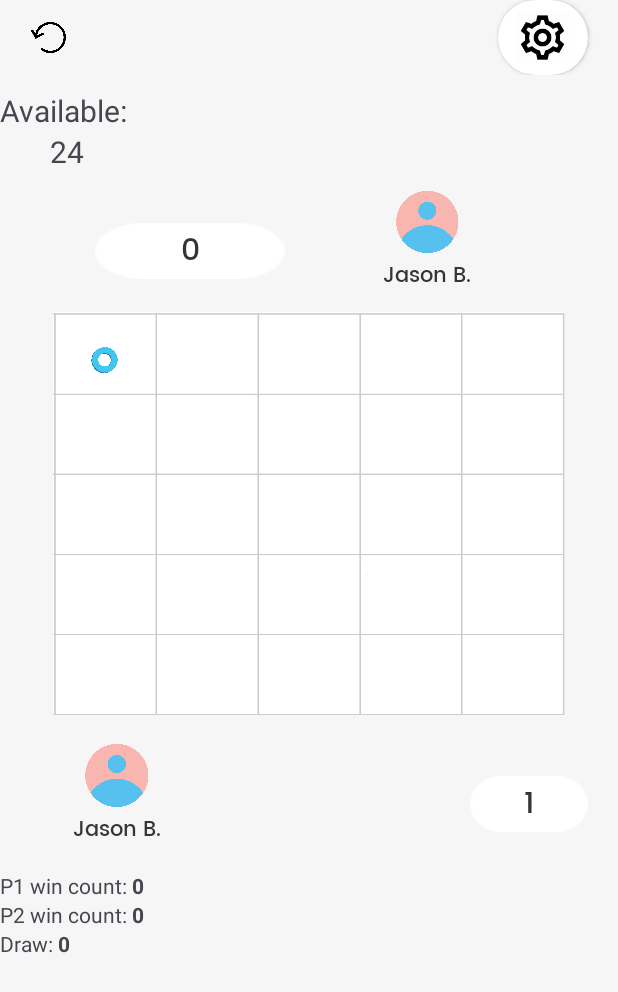
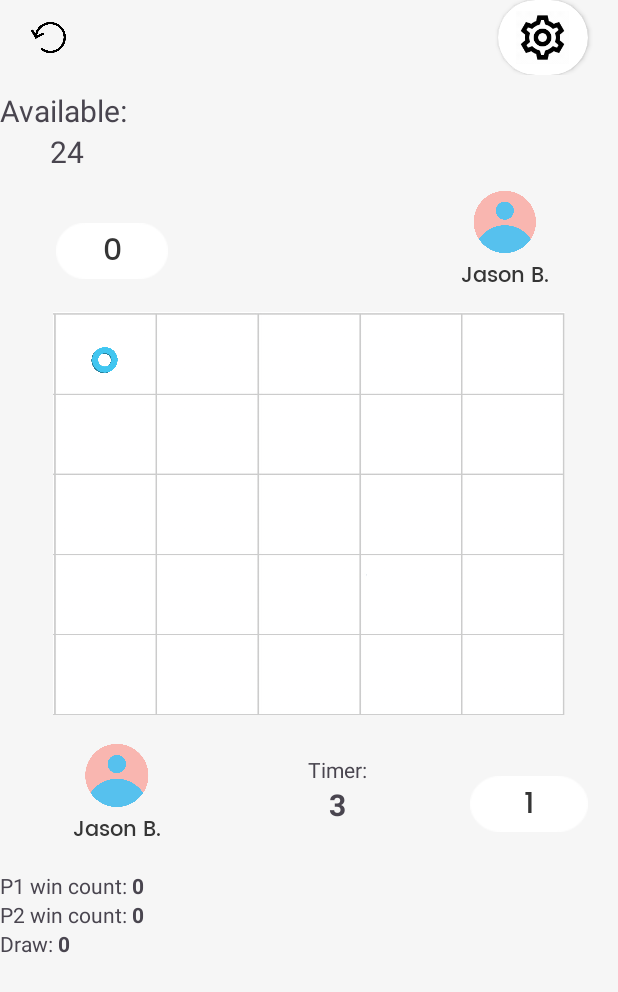
Before and after one commit to Terris711/MAD_Assignment1, an Android app: the InGameActivity screen opened directly, with no data from a screen before it, after a tap on an icon or button, on a phone screen of 412 x 824 dp. Shown: the top 992 px of the screen. Run offline under Robolectric (Android 15) with nearby library versions, the phone set to English and light mode, and no system bars; 1 statement that could not run was skipped; 1 other tap on this screen came first.

Commit message:
implementing timer functionality

```diff
--- a/app/src/main/java/com/example/tictactoe/BoardChoosingAcitivity.java
+++ b/app/src/main/java/com/example/tictactoe/BoardChoosingAcitivity.java
@@ -6,13 +6,14 @@
 import android.content.Intent;
 import android.os.Bundle;
 import android.view.View;
+import android.view.ViewGroup;
 import android.widget.Button;
+import android.widget.ImageView;
 import android.widget.RadioButton;
 import android.widget.RadioGroup;
 
 public class BoardChoosingAcitivity extends AppCompatActivity {
     static final String BOARD_SIZE_KEY = "BOARD_SIZE";
-
     @Override
     protected void onCreate(Bundle savedInstanceState) {
         super.onCreate(savedInstanceState);
--- a/app/src/main/java/com/example/tictactoe/GameStateViewModel.java
+++ b/app/src/main/java/com/example/tictactoe/GameStateViewModel.java
@@ -41,7 +41,7 @@
         return res;
     }
 
-    private void swapTurn() {
+    public void swapTurn() {
         Turn turn = liveTurn.getValue();
         turn = (turn == Turn.X) ? Turn.O : Turn.X;
         liveTurn.setValue(turn);
--- a/app/src/main/java/com/example/tictactoe/InGameActivity.java
+++ b/app/src/main/java/com/example/tictactoe/InGameActivity.java
@@ -11,16 +11,21 @@
 import android.graphics.Color;
 import android.graphics.drawable.ColorDrawable;
 import android.os.Bundle;
+import android.os.CountDownTimer;
 import android.view.View;
+import android.view.ViewGroup;
 import android.widget.Button;
 import android.widget.ImageView;
 import android.widget.TextView;
 
+import org.w3c.dom.Text;
 
 
 public class InGameActivity extends AppCompatActivity {
     BoardGameFragment gridFragment;
     GameStateViewModel liveData;
+    private CountDownTimer currentTimer;
+
     @Override
     protected void onCreate(Bundle savedInstanceState) {
         super.onCreate(savedInstanceState);
@@ -36,8 +41,54 @@
         setAvailableMoveListener();
         setUndoListener();
         setGameStatsListener();
+        setTimerListener();
     }
 
+    private void setTimerListener() {
+        liveData.liveTurn.observe(this, new Observer<Turn>() {
+            @Override
+            public void onChanged(Turn turn) {
+                ViewGroup linearO = findViewById(R.id.timer_o);
+                ViewGroup linearX = findViewById(R.id.timer_x);
+
+                TextView tvO = findViewById(R.id.count_down_number_o);
+                TextView tvX = findViewById(R.id.count_down_number_x);
+
+                // Cancel the current timer if it's already running
+                if (currentTimer != null) {
+                    currentTimer.cancel();
+                }
+
+                if (turn == Turn.O) {
+                    linearX.setVisibility(View.INVISIBLE);
+                    linearO.setVisibility(View.VISIBLE);
+                    currentTimer = new CountDownTimer(5000, 1000) {
+
+                        public void onTick(long millisUntilFinished) {
+                            tvO.setText(Integer.toString((int) millisUntilFinished / 1000));
+                        }
+
+                        public void onFinish() {
+                            liveData.swapTurn();
+                        }
+                    }.start();
+                } else {
+                    linearO.setVisibility(View.INVISIBLE);
+                    linearX.setVisibility(View.VISIBLE);
+                    currentTimer = new CountDownTimer(5000, 1000) {
+
+                        public void onTick(long millisUntilFinished) {
+                            tvX.setText(Integer.toString((int) millisUntilFinished / 1000));
+                        }
+
+                        public void onFinish() {
+                            liveData.swapTurn();
+                        }
+                    }.start();
+                }
+            }
+        });
+    }
 
 
     private void setUndoListener() {
--- a/app/src/main/res/layout/activity_board_choosing_acitivity.xml
+++ b/app/src/main/res/layout/activity_board_choosing_acitivity.xml
@@ -1,5 +1,6 @@
 <?xml version="1.0" encoding="utf-8"?>
 <androidx.constraintlayout.widget.ConstraintLayout xmlns:android="http://schemas.android.com/apk/res/android"
+    android:id="@+id/parent_123"
     xmlns:app="http://schemas.android.com/apk/res-auto"
     xmlns:tools="http://schemas.android.com/tools"
     android:layout_width="match_parent"
--- a/app/src/main/res/layout/activity_in_game.xml
+++ b/app/src/main/res/layout/activity_in_game.xml
@@ -110,6 +110,28 @@
                 android:textColor="#353535"
                 android:textSize="20dp"></TextView>
         </LinearLayout>
+        <LinearLayout
+            android:id="@+id/timer_o"
+            android:layout_width="0dp"
+            android:layout_height="match_parent"
+            android:layout_weight="4.5"
+            android:gravity="center"
+
+            android:orientation="vertical">
+            <TextView
+                android:layout_width="wrap_content"
+                android:layout_height="wrap_content"
+                android:text="Timer:"
+                ></TextView>
+            <TextView
+                android:id="@+id/count_down_number_o"
+                android:layout_width="wrap_content"
+                android:layout_height="wrap_content"
+                android:textStyle="bold"
+                android:textSize="20dp"
+                android:text="0"/>
+        </LinearLayout>
+
 
         <LinearLayout
             android:layout_width="0dp"
@@ -242,10 +264,27 @@
         </LinearLayout>
 
 
-        <View
+        <LinearLayout
+            android:id="@+id/timer_x"
             android:layout_width="0dp"
             android:layout_height="match_parent"
-            android:layout_weight="4.5"></View>
+            android:layout_weight="4.5"
+            android:gravity="center"
+            android:orientation="vertical"
+            android:visibility="invisible">
+            <TextView
+                android:layout_width="wrap_content"
+                android:layout_height="wrap_content"
+                android:text="Timer:"
+                ></TextView>
+            <TextView
+                android:id="@+id/count_down_number_x"
+                android:layout_width="wrap_content"
+                android:layout_height="wrap_content"
+                android:textStyle="bold"
+                android:textSize="20dp"
+                android:text="0"/>
+        </LinearLayout>
 
         <LinearLayout
             android:layout_width="0dp"
```
